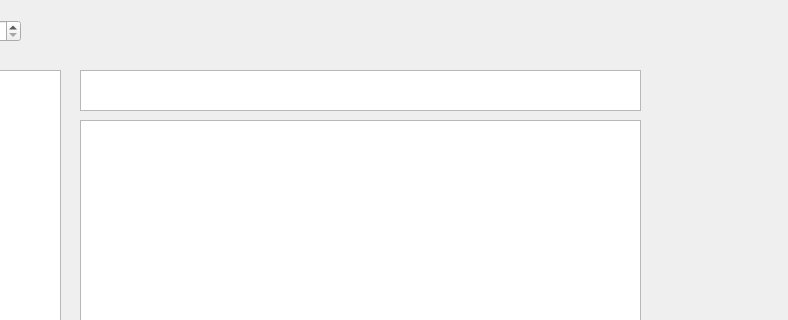
leaptop/repos2, file 004_CHMV/QTLearning/CW01/mainwindow.ui: the form before one commit; both pictures show x 140 to 928 and y 0 to 320 of the 928 by 855 pixel window.
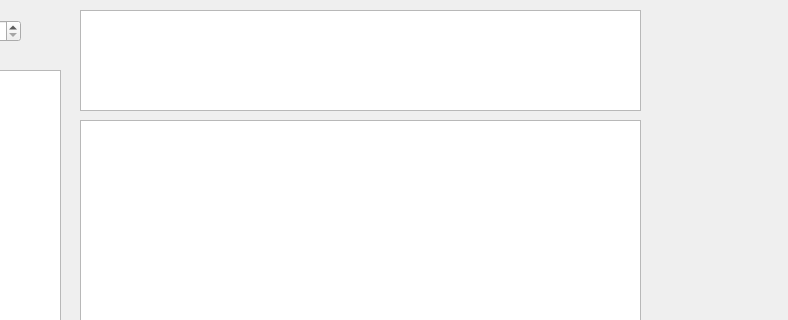
The form after the commit.

Diff of the .ui file:
```diff
--- a/004_CHMV/QTLearning/CW01/mainwindow.ui
+++ b/004_CHMV/QTLearning/CW01/mainwindow.ui
@@ -119,11 +119,17 @@
     <property name="geometry">
      <rect>
       <x>220</x>
-      <y>70</y>
+      <y>10</y>
       <width>561</width>
-      <height>41</height>
+      <height>101</height>
      </rect>
     </property>
+    <attribute name="horizontalHeaderVisible">
+     <bool>false</bool>
+    </attribute>
+    <attribute name="verticalHeaderVisible">
+     <bool>false</bool>
+    </attribute>
    </widget>
    <widget class="QTableView" name="tableView_4">
     <property name="geometry">
```
Left out of the diff: 6 changed lines with no effect on the pictures.
